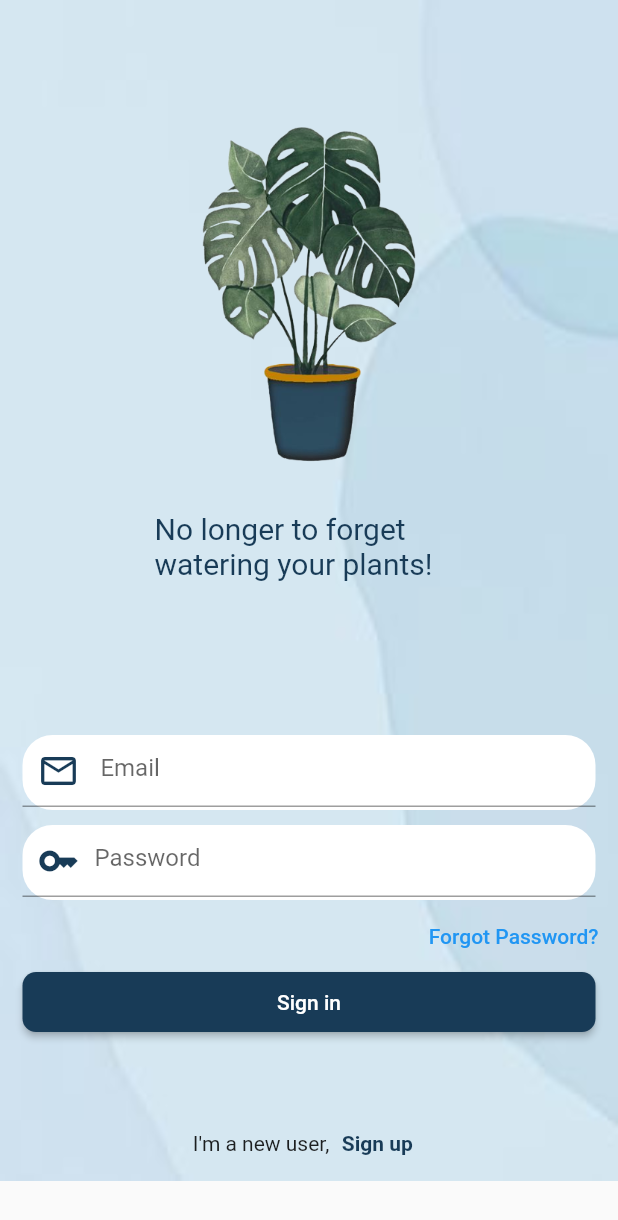
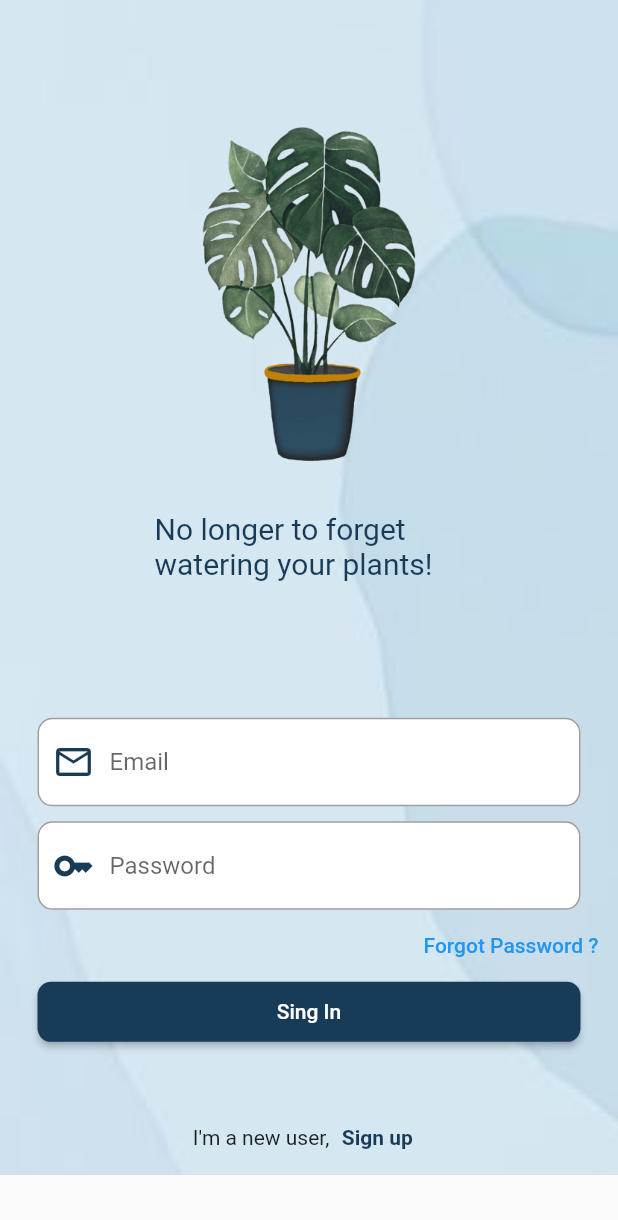
Before and after one commit to ShahadJawad/plant_shop, a Flutter app: the screen it shows after launch, on a phone screen of 412 x 824 dp. Shown: the top 1220 px of the screen. Run offline on Flutter 3.47's test engine with Material 2 defaults, Android fonts, the light colour scheme and no system bars.

Commit message:
final_signIn

```diff
--- a/plant_shop/lib/constants.dart
+++ b/plant_shop/lib/constants.dart
@@ -1,3 +1,4 @@
 import 'package:flutter/material.dart';
 
 const String backroundimage = 'assest/images/back.jpg';
+const kPrimaryColor = Color.fromARGB(255, 24, 59, 87);
--- a/plant_shop/lib/main.dart
+++ b/plant_shop/lib/main.dart
@@ -8,7 +8,7 @@ class MyApp extends StatelessWidget {
   Widget build(BuildContext context) {
     return const MaterialApp(
       debugShowCheckedModeBanner: false,
-      home: sing_page(),
+      home: sign_page(),
     );
   }
 }
--- /dev/null
+++ b/plant_shop/lib/pages/signUp_page.dart
@@ -0,0 +1,9 @@
+import 'package:flutter/material.dart';
+class signUp_page extends StatelessWidget {
+  const signUp_page({Key? key}) : super(key: key);
+
+  @override
+  Widget build(BuildContext context) {
+    return Scaffold();
+  }
+}
--- a/plant_shop/lib/pages/sing_page.dart
+++ b/plant_shop/lib/pages/sing_page.dart
@@ -1,8 +1,11 @@
 import 'package:flutter/material.dart';
 import 'package:plant_shop/constants.dart';
+import 'package:plant_shop/pages/signUp_page.dart';
+import 'package:plant_shop/widgets/orginalButton.dart';
+import 'package:plant_shop/widgets/textform.dart';
 
-class sing_page extends StatelessWidget {
-  const sing_page({Key? key}) : super(key: key);
+class sign_page extends StatelessWidget {
+  const sign_page({Key? key}) : super(key: key);
 
   @override
   Widget build(BuildContext context) {
@@ -13,96 +16,61 @@ class sing_page extends StatelessWidget {
             image: DecorationImage(
                 image: AssetImage(backroundimage), fit: BoxFit.fill),
           ),
-          child: Container(
-            margin: const EdgeInsets.symmetric(horizontal: 5,vertical: 1),
+
+          child: Padding(
+            padding: const EdgeInsets.symmetric(horizontal: 5,vertical: 1),
             child: Column(
               children: [
+                //logo image
                 const Padding(
                   padding: EdgeInsets.only(top: 50),
                     child: Image(image: AssetImage('assest/images/logo.png'),
                       height: 290,width: 250,)),
 
-                Container(
+                //text
+                SizedBox(
                   width: MediaQuery.of(context).size.width/2,
-                    child: Text("No longer to forget watering your plants!",
+                    child: const Text("No longer to forget watering your plants!",
                     style: TextStyle(fontSize: 20,color:Color.fromARGB(255, 24, 59, 87) ),
                     )),
-                SizedBox(
-                  height: MediaQuery.of(context).size.height /8,
-                  //  height: 750.0,
-                ),
-                Container(
-                  height: 50,
-                  margin: EdgeInsets.symmetric(horizontal: 10),
-                  decoration: BoxDecoration(
-                      color: Colors.white,
-                      borderRadius: BorderRadius.circular(20),
-                  ),
-                  child: TextFormField(
-                      decoration:  const InputDecoration(
-                          prefixIcon: Icon(Icons.email_outlined,size: 28,
-                          color:  Color.fromARGB(255, 24, 59, 87),),
-                          hintText:" Email",
-                      ),
-                    keyboardType: TextInputType.emailAddress,
-                  ),
-                ),
+
+                SizedBox(height: MediaQuery.of(context).size.height /9 ),
+
+                // Email Text Form
+                textform(myicon: const Icon(Icons.email_outlined,size: 28, color:kPrimaryColor  ),
+                           hinttext: 'Email',),
+
                const SizedBox(height: 10),
-                Container(
-                  height: 50,
-                  margin: EdgeInsets.symmetric(horizontal: 10),
-                  decoration: BoxDecoration(
-                      color: Colors.white,
-                      borderRadius: BorderRadius.circular(20)
-                  ),
-                  child: TextFormField(
-                    decoration:  const InputDecoration(
-                        prefixIcon: Icon(Icons.key_outlined,size: 28,
-                          color:  Color.fromARGB(255, 24, 59, 87),),
-                        hintText:"Password" ,
 
-                    ),
-                     keyboardType: TextInputType.visiblePassword,
-                    ),
-                ),
+                //Password Text Form
+                textform(myicon: const Icon(Icons.key_outlined,size: 28, color:kPrimaryColor ),
+                    hinttext: 'Password'),
 
+                //Forgot Password
                 Row(
                   mainAxisAlignment: MainAxisAlignment.end,
                   children: [
                     TextButton(
                         onPressed: (){},
                         child: const Text(
-                          'Forgot Password?',
+                          'Forgot Password ?',
                           style: TextStyle(
                             color: Colors.blue,
                           ),
                         ),
                       ),
-                  ],
-                ),
-                Container(
-                  margin: EdgeInsets.symmetric(horizontal: 10),
+                  ],),
+
+                //Sing in Button
+                 Container(
+                  margin:const EdgeInsets.symmetric(horizontal: 20),
                   height: 40,
                   width: double.infinity,
-                  child: ElevatedButton(
-                    onPressed: () {},
-                    style: ElevatedButton.styleFrom(
-                      backgroundColor: Color.fromARGB(255, 24, 59, 87),
-                      shape: RoundedRectangleBorder(
-                        borderRadius: BorderRadius.circular(9),
-                      ),
-                    ),
-                    child: const Text(
-                      'Sign in',
-                      style: TextStyle(
-                        color: Colors.white,
-                      ),
-                    ),
-                  ),
-                ),
-                const SizedBox(
-                  height: 50.0,
-                ),
+                  child: orginalButton(text: 'Sing In'),),
+
+                const SizedBox(height: 40.0,),
+
+                // text new user
                 Row(
                   mainAxisAlignment: MainAxisAlignment.center,
                   children: [
@@ -110,11 +78,14 @@ class sing_page extends StatelessWidget {
                       'I\'m a new user,',
                     ),
                     TextButton(
-                      onPressed: () {},
+                      onPressed: () {
+                        Navigator.of(context).pushReplacement(
+                            MaterialPageRoute(builder: (context)=> signUp_page()));
+                      },
                       child: const Text(
                         'Sign up',
                         style: TextStyle(
-                          color: Color.fromARGB(255, 24, 59, 87),
+                          color: kPrimaryColor,
                           fontWeight: FontWeight.bold,
                         ),
                       ),
--- /dev/null
+++ b/plant_shop/lib/widgets/orginalButton.dart
@@ -0,0 +1,26 @@
+import 'package:flutter/material.dart';
+
+import '../constants.dart';
+
+class orginalButton extends StatelessWidget {
+   orginalButton({required this.text}) ;
+
+  String text ;
+  @override
+  Widget build(BuildContext context) {
+    return  ElevatedButton(
+    onPressed: () {},
+    style: ElevatedButton.styleFrom(
+    backgroundColor:kPrimaryColor,
+    shape: RoundedRectangleBorder(
+    borderRadius: BorderRadius.circular(9),
+    ),
+    ),
+    child:  Text(text,
+    style:const TextStyle(
+    color: Colors.white,
+    ),
+    ),
+    );
+  }
+}
--- /dev/null
+++ b/plant_shop/lib/widgets/textform.dart
@@ -0,0 +1,29 @@
+import 'package:flutter/material.dart';
+import 'package:plant_shop/constants.dart';
+class textform extends StatelessWidget {
+   textform({ required this.myicon,required this.hinttext });
+
+  Icon myicon ;
+  String hinttext;
+  @override
+  Widget build(BuildContext context) {
+    return Padding(
+      padding:const EdgeInsets.symmetric(horizontal: 20),
+      child: Container(
+        decoration: BoxDecoration(
+            color: Colors.white,
+            borderRadius: BorderRadius.circular(10),
+        ),
+        child: TextFormField(
+          decoration:   InputDecoration(
+            prefixIcon: myicon,
+            hintText:hinttext,
+            border: OutlineInputBorder(borderRadius:BorderRadius.circular(10)),
+
+          ),
+          keyboardType: TextInputType.emailAddress,
+        ),
+      ),
+    );
+  }
+}
```
